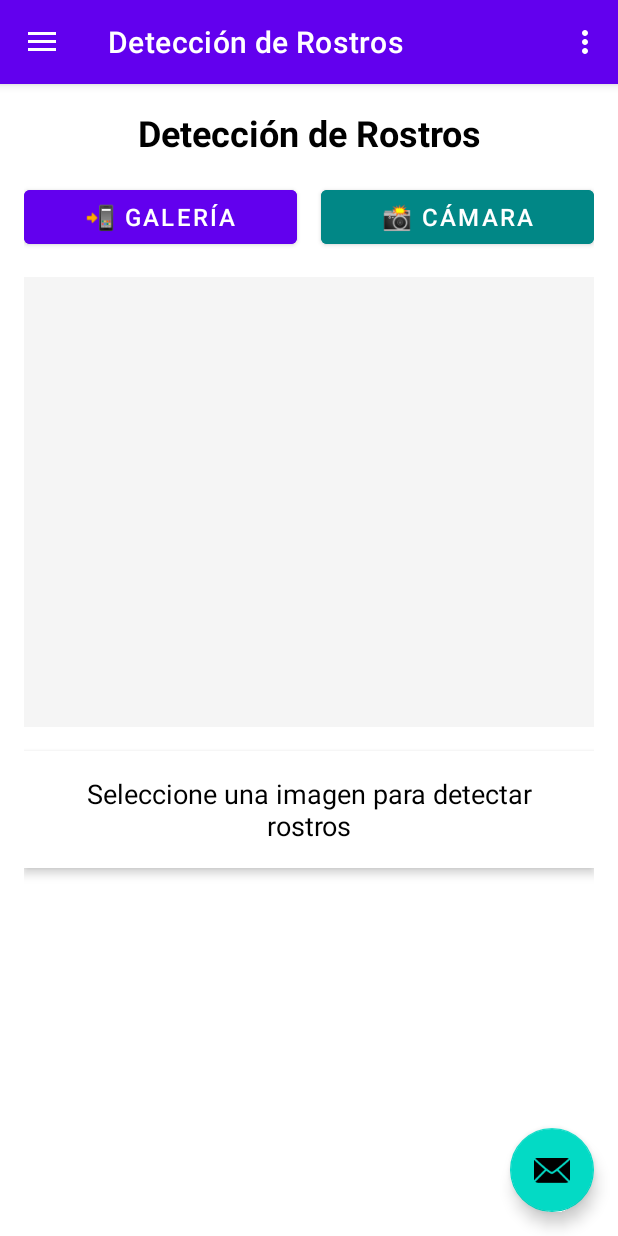
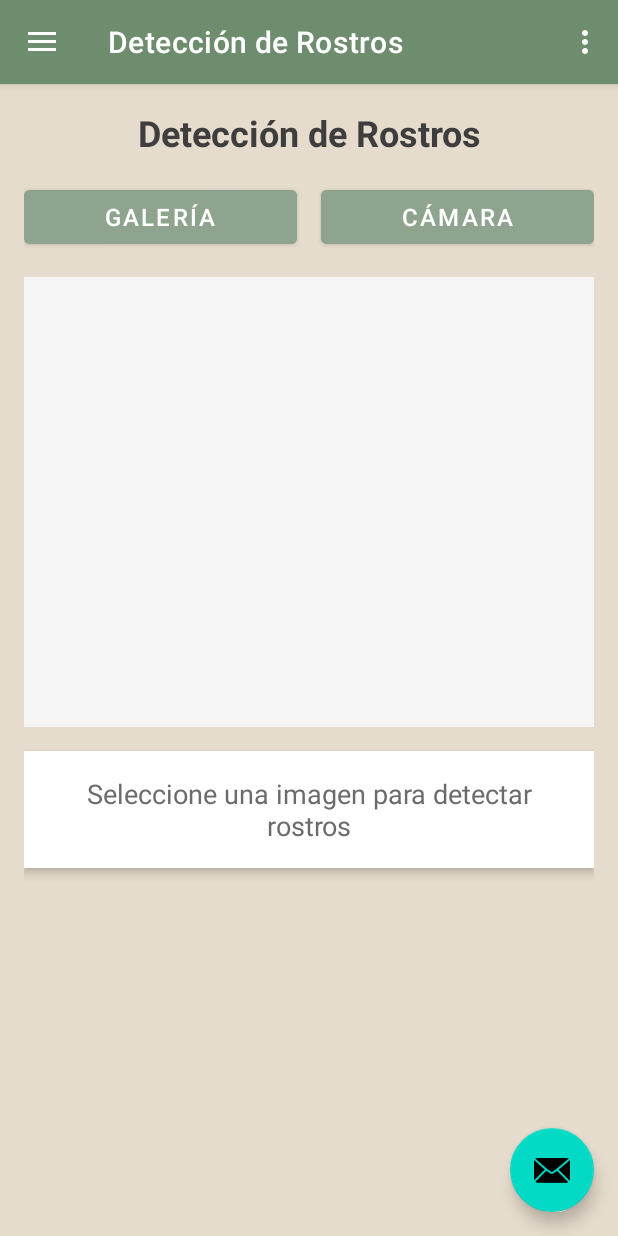
Before and after one commit to snse-1205/Face_Detection, an Android app: the MainActivity screen opened directly, with no data from a screen before it, in the side drawer, after a tap on "Detección de Rostros", on a phone screen of 412 x 824 dp. Run offline under Robolectric (Android 15) with nearby library versions, the phone set to English and light mode, and no system bars; our stand-ins replace navigation-ui; libraries missing offline, so code that uses them is left out: com.google.mlkit.vision; 2 statements that could not run were skipped.

Commit message:
aplicacion completamente unificada con las partes de cada uno

```diff
--- a/app/src/main/java/uth/cgyv/grupo/cuatro/myapplication/MainActivity.java
+++ b/app/src/main/java/uth/cgyv/grupo/cuatro/myapplication/MainActivity.java
@@ -54,12 +54,22 @@ public class MainActivity extends AppCompatActivity {
         NavigationView navigationView = binding.navView;
 
         mAppBarConfiguration = new AppBarConfiguration.Builder(
-                R.id.nav_home, R.id.nav_gallery, R.id.nav_slideshow, R.id.nav_filtros, R.id.nav_face_landmarks, R.id.nav_face_emotions)
-                .setOpenableLayout(drawer)
-                .build();
+                R.id.nav_home,
+                R.id.nav_gallery,
+                R.id.nav_slideshow,
+                R.id.nav_filtros,
+                R.id.nav_face_emotions,
+                R.id.nav_face_landmarks,
+                R.id.nav_face_closed_eyes,
+                R.id.nav_face_angle
+        ).setOpenableLayout(drawer).build();
+
+
         NavController navController = Navigation.findNavController(this, R.id.nav_host_fragment_content_main);
+
         NavigationUI.setupActionBarWithNavController(this, navController, mAppBarConfiguration);
         NavigationUI.setupWithNavController(navigationView, navController);
+
     }
 
     @Override
--- a/app/src/main/res/layout/activity_login.xml
+++ b/app/src/main/res/layout/activity_login.xml
@@ -4,7 +4,7 @@
     android:layout_width="match_parent"
     android:layout_height="match_parent"
     android:gravity="center"
-    android:background="#FFFFFF"
+    android:background="@color/fondo_principal"
     android:padding="16dp">
     <FrameLayout xmlns:android="http://schemas.android.com/apk/res/android"
         android:id="@+id/fragmentContainer"
--- a/app/src/main/res/layout/activity_main.xml
+++ b/app/src/main/res/layout/activity_main.xml
@@ -1,12 +1,13 @@
-<?xml version="1.0" encoding="utf-8"?>
-<androidx.drawerlayout.widget.DrawerLayout xmlns:android="http://schemas.android.com/apk/res/android"
+<androidx.drawerlayout.widget.DrawerLayout
+    xmlns:android="http://schemas.android.com/apk/res/android"
     xmlns:app="http://schemas.android.com/apk/res-auto"
     xmlns:tools="http://schemas.android.com/tools"
     android:id="@+id/drawer_layout"
     android:layout_width="match_parent"
     android:layout_height="match_parent"
     android:fitsSystemWindows="true"
-    tools:openDrawer="start">
+    tools:openDrawer="start"
+    android:background="@color/fondo_principal">
 
     <include
         android:id="@+id/app_bar_main"
@@ -21,5 +22,8 @@
         android:layout_gravity="start"
         android:fitsSystemWindows="true"
         app:headerLayout="@layout/nav_header_main"
-        app:menu="@menu/activity_main_drawer" />
+        app:menu="@menu/activity_main_drawer"
+
+        app:itemTextColor="@color/texto_primario"
+        app:itemIconTint="@color/verde_salvia_oscuro" />
 </androidx.drawerlayout.widget.DrawerLayout>
--- a/app/src/main/res/layout/app_bar_main.xml
+++ b/app/src/main/res/layout/app_bar_main.xml
@@ -15,7 +15,7 @@
             android:id="@+id/toolbar"
             android:layout_width="match_parent"
             android:layout_height="?attr/actionBarSize"
-            android:background="?attr/colorPrimary"
+            android:background="@color/verde_salvia_oscuro"
             app:popupTheme="@style/Theme.FaceDetection.PopupOverlay" />
 
     </com.google.android.material.appbar.AppBarLayout>
--- a/app/src/main/res/layout/fragment_eye_state.xml
+++ b/app/src/main/res/layout/fragment_eye_state.xml
@@ -17,5 +17,6 @@
         android:text="@string/analyzing_angle"
         android:textSize="18sp"
         android:gravity="center"
-        android:padding="16dp" />
+        android:padding="16dp"
+        android:background="@color/verde_salvia"/>
 </LinearLayout>
--- a/app/src/main/res/layout/fragment_face_emotions.xml
+++ b/app/src/main/res/layout/fragment_face_emotions.xml
@@ -35,5 +35,7 @@
         android:text="Tomar Foto"
         app:layout_constraintBottom_toBottomOf="parent"
         app:layout_constraintEnd_toEndOf="parent"
-        app:layout_constraintStart_toStartOf="parent" />
+        app:layout_constraintStart_toStartOf="parent"
+        android:backgroundTint="@color/color_boton"
+        android:textColor="@color/color_texto_boton"/>
 </androidx.constraintlayout.widget.ConstraintLayout>
--- a/app/src/main/res/layout/fragment_face_landmarks.xml
+++ b/app/src/main/res/layout/fragment_face_landmarks.xml
@@ -32,6 +32,8 @@
         android:text="Tomar Foto"
         app:layout_constraintBottom_toBottomOf="parent"
         app:layout_constraintEnd_toEndOf="parent"
-        app:layout_constraintStart_toStartOf="parent" />
+        app:layout_constraintStart_toStartOf="parent"
+        android:backgroundTint="@color/color_boton"
+        android:textColor="@color/color_texto_boton"/>
 
 </androidx.constraintlayout.widget.ConstraintLayout>
--- a/app/src/main/res/layout/fragment_filtros_camara_x.xml
+++ b/app/src/main/res/layout/fragment_filtros_camara_x.xml
@@ -41,7 +41,9 @@
                 android:layout_width="0dp"
                 android:layout_height="wrap_content"
                 android:layout_weight="1"
-                android:text="Cambiar filtro" />
+                android:text="Cambiar filtro"
+                android:backgroundTint="@color/color_boton"
+                android:textColor="@color/color_texto_boton"/>
         </LinearLayout>
     </FrameLayout>
 
--- a/app/src/main/res/layout/fragment_gallery.xml
+++ b/app/src/main/res/layout/fragment_gallery.xml
@@ -5,7 +5,8 @@
     android:layout_width="match_parent"
     android:layout_height="match_parent"
     android:padding="16dp"
-    tools:context=".ui.gallery.GalleryFragment">
+    tools:context=".ui.gallery.GalleryFragment"
+    android:background="@color/beige_contenedor">
 
     <TextView
         android:id="@+id/title_text"
@@ -15,7 +16,7 @@
         android:textAlignment="center"
         android:textSize="24sp"
         android:textStyle="bold"
-        android:textColor="?android:attr/textColorPrimary"
+        android:textColor="@color/texto_primario"
         android:layout_marginBottom="16dp"
         app:layout_constraintTop_toTopOf="parent"
         app:layout_constraintStart_toStartOf="parent"
@@ -38,9 +39,10 @@
             android:layout_height="wrap_content"
             android:layout_weight="1"
             android:layout_marginEnd="8dp"
-            android:text="📲 Galería"
+            android:text="Galería"
             android:textSize="16sp"
-            android:backgroundTint="@color/purple_500" />
+            android:backgroundTint="@color/color_boton"
+            android:textColor="@color/color_texto_boton"/>
 
         <Button
             android:id="@+id/btn_camera"
@@ -48,9 +50,10 @@
             android:layout_height="wrap_content"
             android:layout_weight="1"
             android:layout_marginStart="8dp"
-            android:text="📸 Cámara"
+            android:text="Cámara"
             android:textSize="16sp"
-            android:backgroundTint="@color/teal_700" />
+            android:backgroundTint="@color/color_boton"
+            android:textColor="@color/color_texto_boton"/>
 
     </LinearLayout>
 
@@ -75,7 +78,7 @@
         android:text="Seleccione una imagen para detectar rostros"
         android:textAlignment="center"
         android:textSize="18sp"
-        android:textColor="?android:attr/textColorPrimary"
+        android:textColor="@color/texto_secundario"
         android:padding="16dp"
         android:background="?attr/colorSurface"
         android:elevation="4dp"
--- a/app/src/main/res/layout/fragment_head_angle.xml
+++ b/app/src/main/res/layout/fragment_head_angle.xml
@@ -19,5 +19,6 @@
         android:textSize="18sp"
         android:gravity="center"
         android:padding="16dp"
-        tools:ignore="HardcodedText" />
+        tools:ignore="HardcodedText"
+        android:background="@color/verde_salvia"/>
 </LinearLayout>
--- a/app/src/main/res/layout/fragment_home.xml
+++ b/app/src/main/res/layout/fragment_home.xml
@@ -4,7 +4,8 @@
     xmlns:tools="http://schemas.android.com/tools"
     android:layout_width="match_parent"
     android:layout_height="match_parent"
-    tools:context=".ui.home.HomeFragment">
+    tools:context=".ui.home.HomeFragment"
+    android:background="@color/fondo_principal">
 
     <TextView
         android:id="@+id/text_home"
--- a/app/src/main/res/layout/nav_header_main.xml
+++ b/app/src/main/res/layout/nav_header_main.xml
@@ -3,7 +3,7 @@
     xmlns:app="http://schemas.android.com/apk/res-auto"
     android:layout_width="match_parent"
     android:layout_height="@dimen/nav_header_height"
-    android:background="@drawable/side_nav_bar"
+    android:background="@color/verde_salvia_claro"
     android:orientation="vertical"
     android:gravity="bottom"
     android:paddingLeft="@dimen/activity_horizontal_margin"
@@ -39,12 +39,14 @@
                 android:layout_width="wrap_content"
                 android:layout_height="wrap_content"
                 android:text="@string/nav_header_title"
+                android:textColor="@color/texto_primario"
                 android:textAppearance="@style/TextAppearance.AppCompat.Body1" />
 
             <TextView
                 android:id="@+id/textView"
                 android:layout_width="wrap_content"
                 android:layout_height="wrap_content"
+                android:textColor="@color/texto_secundario"
                 android:text="@string/nav_header_subtitle" />
         </LinearLayout>
     </LinearLayout>
--- a/app/src/main/res/values/colors.xml
+++ b/app/src/main/res/values/colors.xml
@@ -1,23 +1,46 @@
 <?xml version="1.0" encoding="utf-8"?>
 <resources>
-    <color name="purple_200">#FFBB86FC</color>
-    <color name="purple_500">#FF6200EE</color>
-    <color name="purple_700">#FF3700B3</color>
-    <color name="teal_200">#FF03DAC5</color>
-    <color name="teal_700">#FF018786</color>
-    <color name="black">#FF000000</color>
-    <color name="white">#FFFFFFFF</color>
+    <!-- Material colors -->
+    <color name="purple_200">#BB86FC</color>
+    <color name="purple_500">#6200EE</color>
+    <color name="purple_700">#3700B3</color>
+    <color name="teal_200">#03DAC5</color>
+    <color name="teal_700">#018786</color>
+    <color name="black">#000000</color>
+    <color name="white">#FFFFFF</color>
 
-    <color name="light_blue_600">#FF039BE5</color>
-    <color name="light_blue_900">#FF01579B</color>
-    <color name="light_blue_A200">#FF40C4FF</color>
-    <color name="light_blue_A400">#FF00B0FF</color>
+    <!-- Azul claro -->
+    <color name="light_blue_600">#039BE5</color>
+    <color name="light_blue_900">#01579B</color>
+    <color name="light_blue_A200">#40C4FF</color>
+    <color name="light_blue_A400">#00B0FF</color>
     <color name="black_overlay">#66000000</color>
 
+    <!-- Textos -->
+    <color name="text_color_primary">#000000</color>
+    <color name="text_color_secondary">#666666</color>
+    <color name="surface_color">#FFFFFF</color>
+    <color name="surface_variant_color">#F5F5F5</color>
 
-    <color name="text_color_primary">#FF000000</color>
-    <color name="text_color_secondary">#FF666666</color>
-    <color name="surface_color">#FFFFFFFF</color>
-    <color name="surface_variant_color">#FFF5F5F5</color>
+    <!-- Nuevos colores (beige, verde, café) -->
+    <color name="beige_claro">#FFF7F2EC</color>
+    <color name="beige_contenedor">#FFE6DCCD</color>
+    <color name="beige_medio">#FFD6C2A8</color>
 
+    <color name="verde_salvia_claro">#FFB2C4B2</color>
+    <color name="verde_salvia">#FF8EA48E</color>
+    <color name="verde_salvia_oscuro">#FF6E8C6E</color>
+
+    <color name="cafe_claro">#FFC7A27A</color>
+    <color name="cafe_medio">#FF8D6E49</color>
+    <color name="cafe_oscuro">#FF5D3E1E</color>
+
+    <!-- Funcionales -->
+    <color name="fondo_principal">#FFF7F2EC</color>
+    <color name="fondo_tarjeta">#FFE6DCCD</color>
+    <color name="color_boton">#FF8EA48E</color>
+    <color name="color_texto_boton">#FFFFFFFF</color>
+    <color name="color_hint_texto">#FF9E9E9E</color>
+    <color name="texto_primario">#FF3E3E3E</color>
+    <color name="texto_secundario">#FF6B6B6B</color>
 </resources>
```
Also changed, not shown: app/src/main/java/uth/cgyv/grupo/cuatro/myapplication/LoginFragment.java (+21 -2 lines), app/src/main/java/uth/cgyv/grupo/cuatro/myapplication/RegisterFragment.java (+26 -2 lines), app/src/main/res/layout/activity_face_login.xml (+8 -3 lines), app/src/main/res/layout/fragment_login.xml (+16 -6 lines), app/src/main/res/layout/fragment_register.xml (+11 -6 lines), app/src/main/res/layout/fragment_slideshow.xml (+14 -9 lines).
